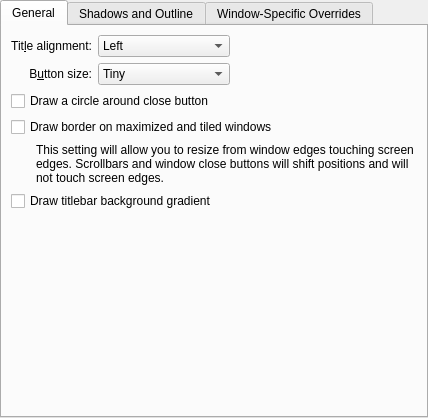
Sonic-DE/sonic-breeze, file kdecoration/config/ui/breezeconfigurationui.ui: the form before one commit.
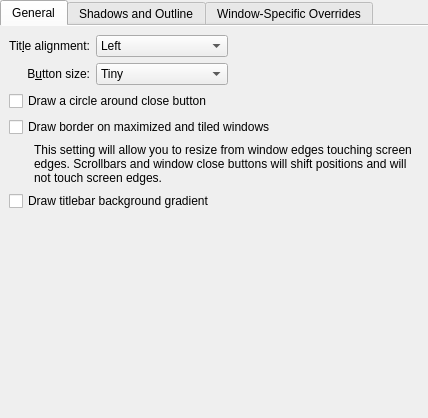
The form after the commit. Custom widgets are drawn as their Qt base class.

Commit message: kdecoration: Use expanding tab for settings dialog

Patch:
```diff
--- a/kdecoration/config/ui/breezeconfigurationui.ui
+++ b/kdecoration/config/ui/breezeconfigurationui.ui
@@ -28,6 +28,9 @@
      <property name="currentIndex">
       <number>0</number>
      </property>
+     <property name="documentMode">
+      <bool>true</bool>
+     </property>
      <widget class="QWidget" name="tab">
       <attribute name="title">
        <string>General</string>
```
The commit also changes 1 other file.
